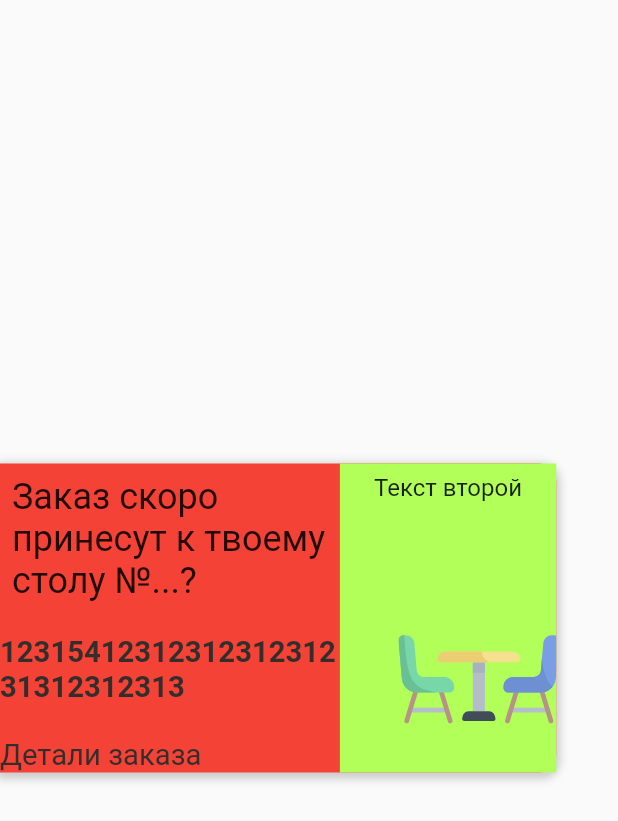
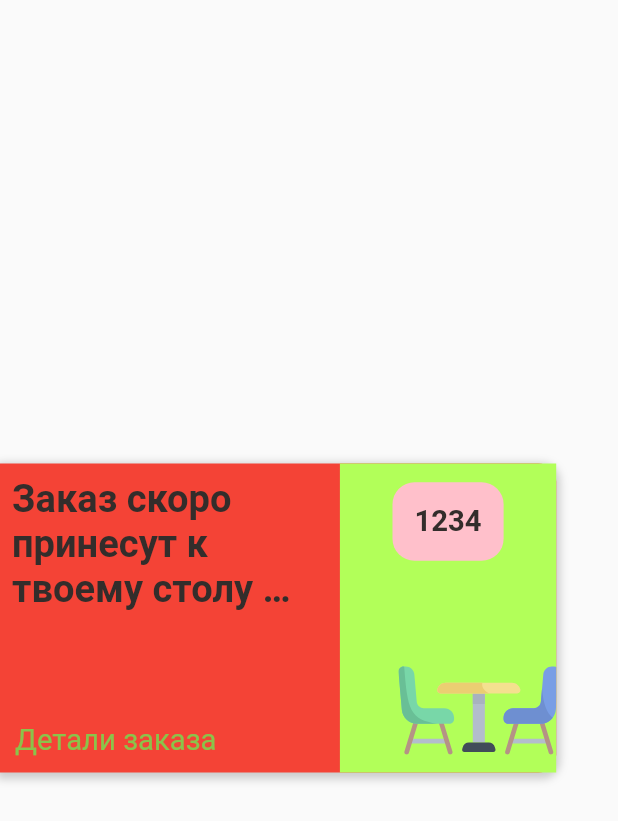
Before and after one commit to dimad2602/WaiterPlus-Flutter-App, a Flutter app: the OrderCard widget shown alone on an empty page, opened directly, on a phone screen of 412 x 824 dp. Shown: the top 821 px of the screen. Run offline on Flutter 3.47's test engine with Material 2 defaults, Android fonts, the phone set to English and light mode, and no system bars; our stand-ins replace cached_network_image, cloud_firestore, firebase_auth, firebase_core, firebase_storage, flutter_svg and 7 more; missing offline and left inert: easy_separator, qr_code_scanner, yandex_mapkit; accounts and stored records are empty; network calls fail.

```diff
--- a/lib/widgets/order/order_card.dart
+++ b/lib/widgets/order/order_card.dart
@@ -3,6 +3,7 @@ import 'package:flutter/material.dart';
 import 'package:flutter_project2/components/big_text.dart';
 import 'package:flutter_project2/controllers/restaurants_controlelr/restaurant_paper_controller.dart';
 import 'package:flutter_project2/models/restaurants_model.dart';
+import 'package:flutter_project2/util/AppColors.dart';
 import 'package:flutter_project2/util/constants.dart';
 import 'package:flutter_svg/svg.dart';
 import 'package:get/get.dart';
@@ -64,32 +65,31 @@ class OrderCard extends GetView<RestaurantPaperController> {
                                 Expanded(
                                   child: Padding(
                                     padding:
-                                    EdgeInsets.only(left: 8.0, top: 8.0),
+                                    EdgeInsets.only(left: 8.0, top: 8.0, right: 8, bottom: 8),
                                     child:
                                         //TODO: Заменить на BigText Узнать почему мой виджет не переносится
-                                    Text(
-                                      "Заказ скоро принесут к твоему столу №...?",
+                                    BigText(
                                       // Сокрашение текста до ...
                                       //Без переноса - 1 строчка
-                                      style: TextStyle(
-                                        fontSize: 24,
-                                      ),
+                                      text: "Заказ скоро принесут к твоему столу №...?",
+                                      size: Constants.font26,
+                                      bold: true,
+                                      maxLines: 3,
                                     ),
                                   ),
                                 ),
                               ],
                             ),
                           ),
-                          BigText(
-                            text: '1231541231231231231231312312313',
-                            maxLines: 4,
-                            bold: true,
-                          ),
                           Row(
                             mainAxisAlignment: MainAxisAlignment.spaceBetween,
                             children: [
-                              BigText(
-                                text: "Детали заказа",
+                              Padding(
+                                padding: EdgeInsets.only(left: 10, bottom: 10),
+                                child: BigText(
+                                  color: AppColors.lightGreenColor,
+                                  text: "Детали заказа",
+                                ),
                               ),
                             ],
                           ),
@@ -103,17 +103,27 @@ class OrderCard extends GetView<RestaurantPaperController> {
                       child: Column(
                         mainAxisAlignment: MainAxisAlignment.center,
                         children: [
-                          Text(
-                            "Текст второй",
-                            style: TextStyle(fontSize: 16),
+                          Padding(
+                            padding: EdgeInsets.only(top: Constants.height10),
+                            child: Container(
+                              padding: EdgeInsets.all(Constants.height15),
+                              decoration: BoxDecoration(
+                                borderRadius: BorderRadius.circular(Constants.radius15),
+                                color: AppColors.qwe2,
+                              ),
+                              child: BigText(
+                                text: "1234",
+                                bold: true,
+                              ),
+                            ),
                           ),
                           ClipRRect(
                             child: Transform.translate(
-                              offset: Offset(Constants.width20*2, Constants.height10*2), // Смещаем изображение вниз и вправо
+                              offset: Offset(Constants.width20*2, Constants.height10/10), // Смещаем изображение вниз и вправо
                               child: Align(
                                 alignment: Alignment.topLeft,
                                 //widthFactor: 0.8,
-                                heightFactor: 0.88,
+                                heightFactor: 0.70,
                                 child: SvgPicture.asset(
                                   'assets/images/table_order.svg',
                                   height: MediaQuery.of(context).size.height * 0.24,
```
Also changed, not shown: pubspec.yaml (+16 -16 lines).
